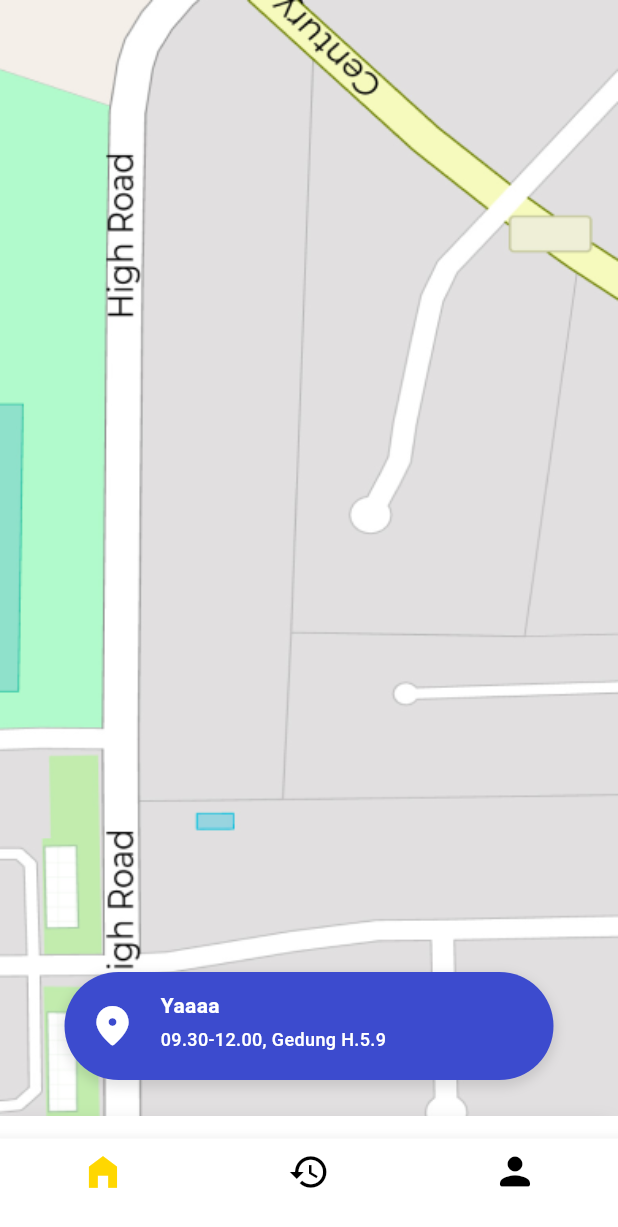
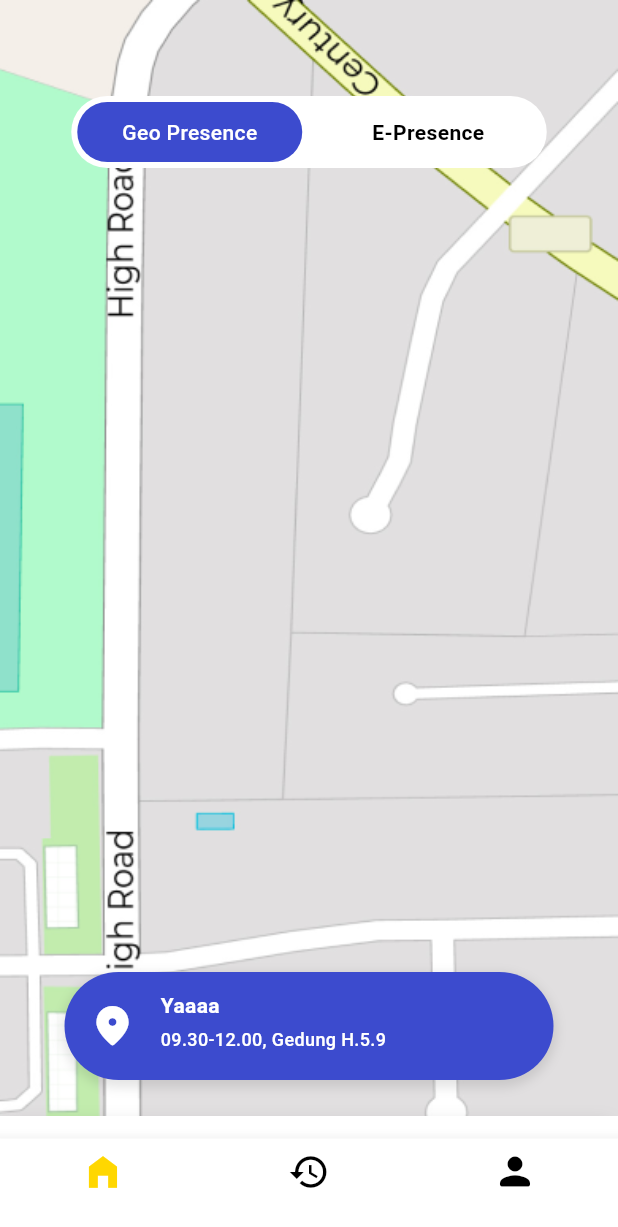
Before and after one commit to aurelwidyanti/attenfence, a Flutter app: the screen it shows after launch, on a phone screen of 412 x 824 dp. Shown: the top 1227 px of the screen. Run offline on Flutter 3.47's test engine with Material 3 defaults, Android fonts, the phone set to English and light mode, and no system bars.

Commit message:
refactor: Change bottom navigation bar routing to main layout using PageView

```diff
--- a/lib/main.dart
+++ b/lib/main.dart
@@ -2,18 +2,78 @@ import 'package:attendance_app/screens/home_screen.dart';
 import 'package:attendance_app/screens/login_screen.dart';
 import 'package:attendance_app/screens/profile_screen.dart';
 import 'package:attendance_app/screens/splash_screen.dart';
+import 'package:attendance_app/widgets/custom_navigation_bar.dart';
 import 'package:flutter/material.dart';
+import 'package:flutter/widgets.dart';
 
 void main() {
   runApp(MaterialApp(
-    title: 'attenfence',
+    title: 'Attendance',
     theme: ThemeData(
       primarySwatch: Colors.blue,
     ),
-    home: const HomeScreen(),
+    home: const SplashScreen(),
     routes: {
-      '/home': (context) => const HomeScreen(),
+      '/home': (context) => const MainLayout(initialIndex: 0),
+      '/history': (context) => const MainLayout(initialIndex: 1),
+      '/profile': (context) => const MainLayout(initialIndex: 2),
       '/login': (context) => const LoginScreen(),
     },
   ));
 }
+
+class MainLayout extends StatefulWidget {
+  final int initialIndex;
+
+  const MainLayout({Key? key, required this.initialIndex}) : super(key: key);
+
+  @override
+  State<MainLayout> createState() => _MainLayoutState();
+}
+
+class _MainLayoutState extends State<MainLayout> {
+  late int _selectedIndex;
+  final PageController _pageController = PageController();
+
+  @override
+  void initState() {
+    super.initState();
+    _selectedIndex = widget.initialIndex;
+
+    WidgetsBinding.instance.addPostFrameCallback((_) {
+      _pageController.jumpToPage(_selectedIndex);
+    });
+  }
+
+  void _onScreenChanged(int index) {
+    setState(() {
+      _selectedIndex = index;
+    });
+    _pageController.animateToPage(index,
+        duration: const Duration(milliseconds: 300), curve: Curves.easeInOut);
+  }
+
+  @override
+  Widget build(BuildContext context) {
+    return Scaffold(
+      body: PageView(
+        controller: _pageController,
+        onPageChanged: (index) {
+          setState(() {
+            _selectedIndex = index;
+          });
+        },
+        physics: const NeverScrollableScrollPhysics(),
+        children: const [
+          HomeScreen(),
+          Center(),
+          ProfileScreen(),
+        ],
+      ),
+      bottomNavigationBar: CustomNavigationBar(
+        currentIndex: _selectedIndex,
+        onScreenChanged: _onScreenChanged,
+      ),
+    );
+  }
+}
--- a/lib/screens/home_screen.dart
+++ b/lib/screens/home_screen.dart
@@ -1,7 +1,7 @@
 import 'package:attendance_app/screens/home/geo_presence_screen.dart';
-import 'package:attendance_app/screens/profile_screen.dart';
-import 'package:attendance_app/widgets/custom_navigation_bar.dart';
+import 'package:attendance_app/screens/home/e_presence_screen.dart';
 import 'package:flutter/material.dart';
+import 'package:attendance_app/widgets/custom_floating_app_bar.dart';
 
 class HomeScreen extends StatefulWidget {
   const HomeScreen({super.key});
@@ -11,28 +11,34 @@ class HomeScreen extends StatefulWidget {
 }
 
 class _HomeScreenState extends State<HomeScreen> {
-  int _selectedIndex = 0;
+  String _homeTab = 'Geo Presence';
 
-  final List<Widget> _screens = [
-    const GeoPresenceScreen(),
-    const Center(child: Text('History Screen')),
-    const ProfileScreen(),
-  ];
+  void _onHomeTabChanged(String screen) {
+    setState(() {
+      _homeTab = screen;
+    });
+  }
 
-  void _onScreenChanged(int index) {
-    setState(() {
-      _selectedIndex = index;
-    });
+  Widget _buildHomeScreen() {
+    if (_homeTab == 'Geo Presence') {
+      return const GeoPresenceScreen();
+    } else {
+      return const EPresenceScreen();
+    }
   }
 
   @override
   Widget build(BuildContext context) {
     return Scaffold(
       backgroundColor: Colors.white,
-      body: _screens[_selectedIndex],
-      bottomNavigationBar: CustomNavigationBar(
-        currentIndex: _selectedIndex,
-        onScreenChanged: _onScreenChanged,
+      body: Stack(
+        children: [
+          _buildHomeScreen(),
+          CustomFloatingAppBar(
+            currentScreen: _homeTab,
+            onButtonTapped: _onHomeTabChanged,
+          ),
+        ],
       ),
     );
   }
```
